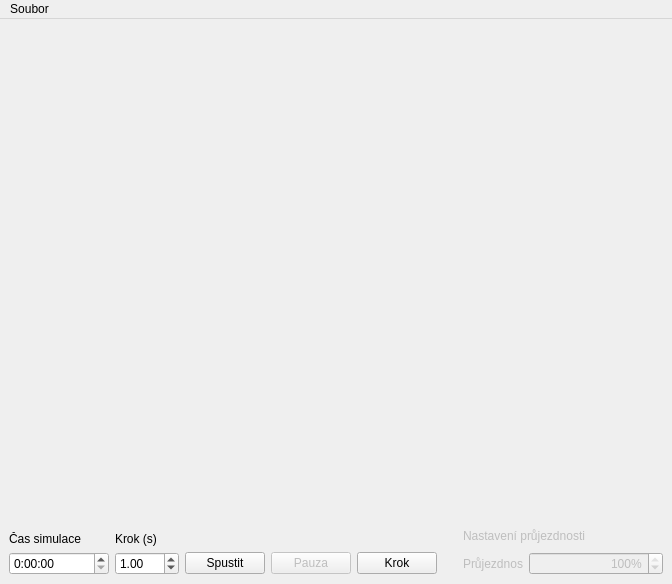
The window that src/ui/mainwindow.ui (janch32/ICP-2020-MHD) describes before a commit, drawn with Qt 5.
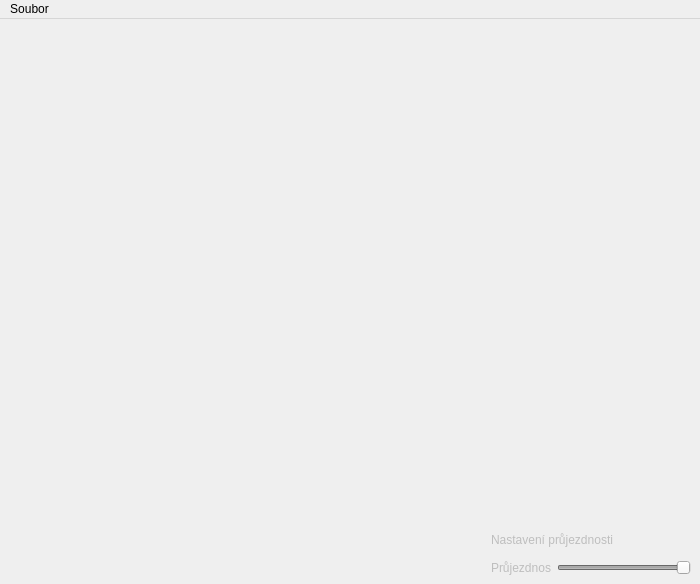
The same window after the commit. Custom widgets are drawn as their Qt base class.

Commit message: Hotový timer

```diff
--- a/src/ui/mainwindow.ui
+++ b/src/ui/mainwindow.ui
@@ -6,13 +6,13 @@
    <rect>
     <x>0</x>
     <y>0</y>
-    <width>672</width>
+    <width>700</width>
     <height>584</height>
    </rect>
   </property>
   <property name="minimumSize">
    <size>
-    <width>600</width>
+    <width>700</width>
     <height>500</height>
    </size>
   </property>
@@ -79,25 +79,6 @@
        <property name="bottomMargin">
         <number>0</number>
        </property>
-       <item row="1" column="1">
-        <widget class="QSpinBox" name="streetFlow">
-         <property name="alignment">
-          <set>Qt::AlignRight|Qt::AlignTrailing|Qt::AlignVCenter</set>
-         </property>
-         <property name="suffix">
-          <string>%</string>
-         </property>
-         <property name="minimum">
-          <number>1</number>
-         </property>
-         <property name="maximum">
-          <number>100</number>
-         </property>
-         <property name="value">
-          <number>100</number>
-         </property>
-        </widget>
-       </item>
        <item row="1" column="0">
         <widget class="QLabel" name="label_3">
          <property name="maximumSize">
@@ -118,101 +99,39 @@
          </property>
         </widget>
        </item>
+       <item row="1" column="1">
+        <widget class="QSlider" name="streetFlow">
+         <property name="minimum">
+          <number>1</number>
+         </property>
+         <property name="maximum">
+          <number>100</number>
+         </property>
+         <property name="value">
+          <number>100</number>
+         </property>
+         <property name="orientation">
+          <enum>Qt::Horizontal</enum>
+         </property>
+        </widget>
+       </item>
       </layout>
      </widget>
     </item>
     <item row="2" column="0">
-     <widget class="QFrame" name="simControls">
+     <widget class="Timer" name="timer" native="true">
+      <property name="sizePolicy">
+       <sizepolicy hsizetype="Preferred" vsizetype="Maximum">
+        <horstretch>0</horstretch>
+        <verstretch>0</verstretch>
+       </sizepolicy>
+      </property>
       <property name="maximumSize">
        <size>
         <width>500</width>
         <height>50</height>
        </size>
       </property>
-      <layout class="QGridLayout" name="gridLayout">
-       <property name="leftMargin">
-        <number>0</number>
-       </property>
-       <property name="topMargin">
-        <number>0</number>
-       </property>
-       <property name="rightMargin">
-        <number>0</number>
-       </property>
-       <property name="bottomMargin">
-        <number>0</number>
-       </property>
-       <item row="1" column="4">
-        <widget class="QPushButton" name="btnStep">
-         <property name="text">
-          <string>Krok</string>
-         </property>
-        </widget>
-       </item>
-       <item row="1" column="0" alignment="Qt::AlignLeft">
-        <widget class="QTimeEdit" name="simTime">
-         <property name="minimumSize">
-          <size>
-           <width>100</width>
-           <height>0</height>
-          </size>
-         </property>
-         <property name="displayFormat">
-          <string>H:mm:ss</string>
-         </property>
-        </widget>
-       </item>
-       <item row="1" column="1" alignment="Qt::AlignLeft">
-        <widget class="QDoubleSpinBox" name="simStep">
-         <property name="minimumSize">
-          <size>
-           <width>60</width>
-           <height>0</height>
-          </size>
-         </property>
-         <property name="minimum">
-          <double>0.010000000000000</double>
-         </property>
-         <property name="maximum">
-          <double>999.990000000000009</double>
-         </property>
-         <property name="value">
-          <double>1.000000000000000</double>
-         </property>
-        </widget>
-       </item>
-       <item row="0" column="1" alignment="Qt::AlignLeft|Qt::AlignBottom">
-        <widget class="QLabel" name="label_2">
-         <property name="text">
-          <string>Krok (s)</string>
-         </property>
-        </widget>
-       </item>
-       <item row="1" column="2">
-        <widget class="QPushButton" name="btnStart">
-         <property name="text">
-          <string>Spustit</string>
-         </property>
-        </widget>
-       </item>
-       <item row="1" column="3">
-        <widget class="QPushButton" name="btnPause">
-         <property name="enabled">
-          <bool>false</bool>
-         </property>
-         <property name="text">
-          <string>Pauza</string>
-         </property>
-        </widget>
-       </item>
-       <item row="0" column="0" alignment="Qt::AlignLeft|Qt::AlignBottom">
-        <widget class="QLabel" name="label">
-         <property name="text">
-          <string>Čas simulace</string>
-         </property>
-        </widget>
-       </item>
-      </layout>
      </widget>
     </item>
     <item row="0" column="0" rowspan="2" colspan="2">
@@ -228,7 +147,7 @@
     <rect>
      <x>0</x>
      <y>0</y>
-     <width>672</width>
+     <width>700</width>
      <height>22</height>
     </rect>
    </property>
@@ -261,6 +180,12 @@
    <header>ui/mapview.hpp</header>
    <container>1</container>
   </customwidget>
+  <customwidget>
+   <class>Timer</class>
+   <extends>QWidget</extends>
+   <header>ui/timer.hpp</header>
+   <container>1</container>
+  </customwidget>
  </customwidgets>
  <resources/>
  <connections/>
```
Left out of the diff: 6 changed lines with no effect on the pictures. The commit also changes 6 other files.
